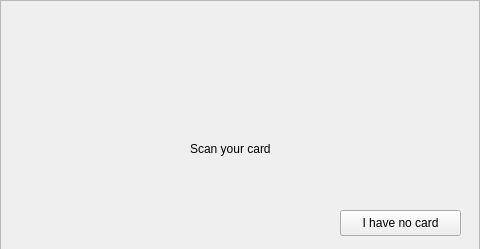
tillgo/ring-doorbell, file bell-client/ui-designer/Main-Window.ui: the form before one commit.
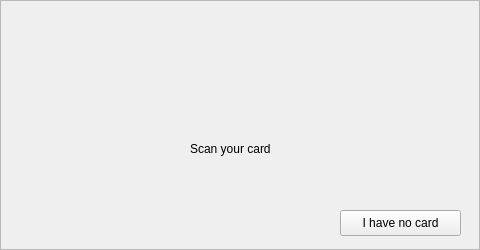
The form after the commit. Icons and pictures are not drawn.

Commit message: Change Main Window ui

What changed in the file:
```diff
--- a/bell-client/ui-designer/Main-Window.ui
+++ b/bell-client/ui-designer/Main-Window.ui
@@ -7,7 +7,7 @@
     <x>0</x>
     <y>0</y>
     <width>480</width>
-    <height>249</height>
+    <height>250</height>
    </rect>
   </property>
   <property name="maximumSize">
```
Left out of the diff: 2 changed lines with no effect on the pictures. The commit also changes 1 other file.
